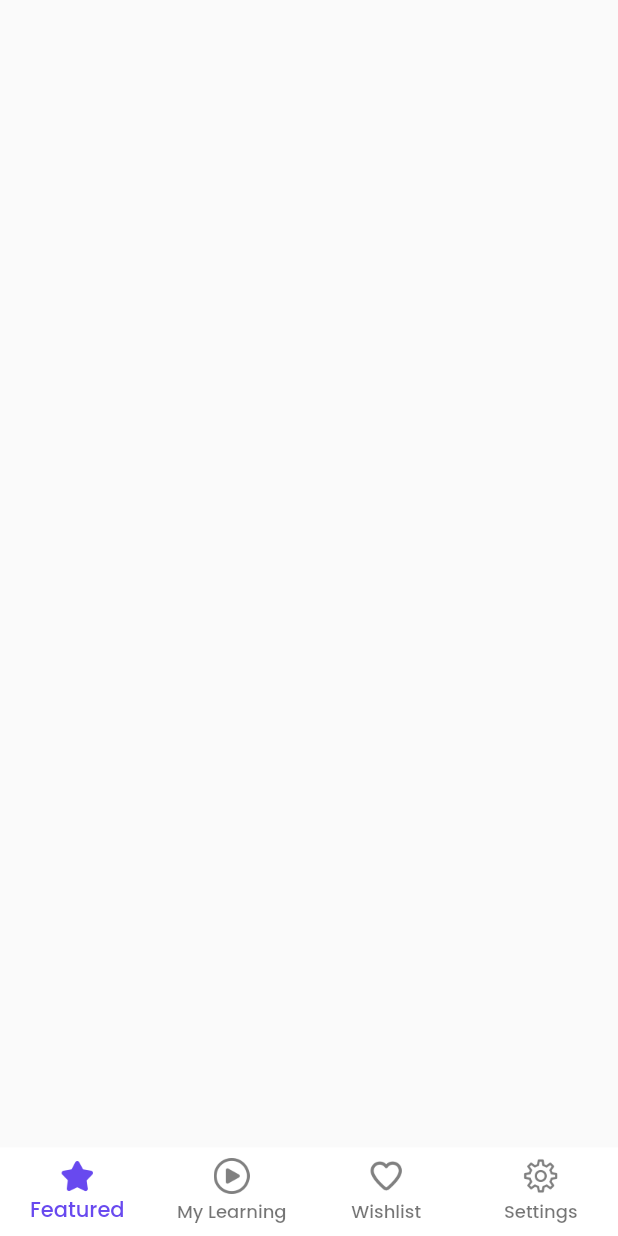
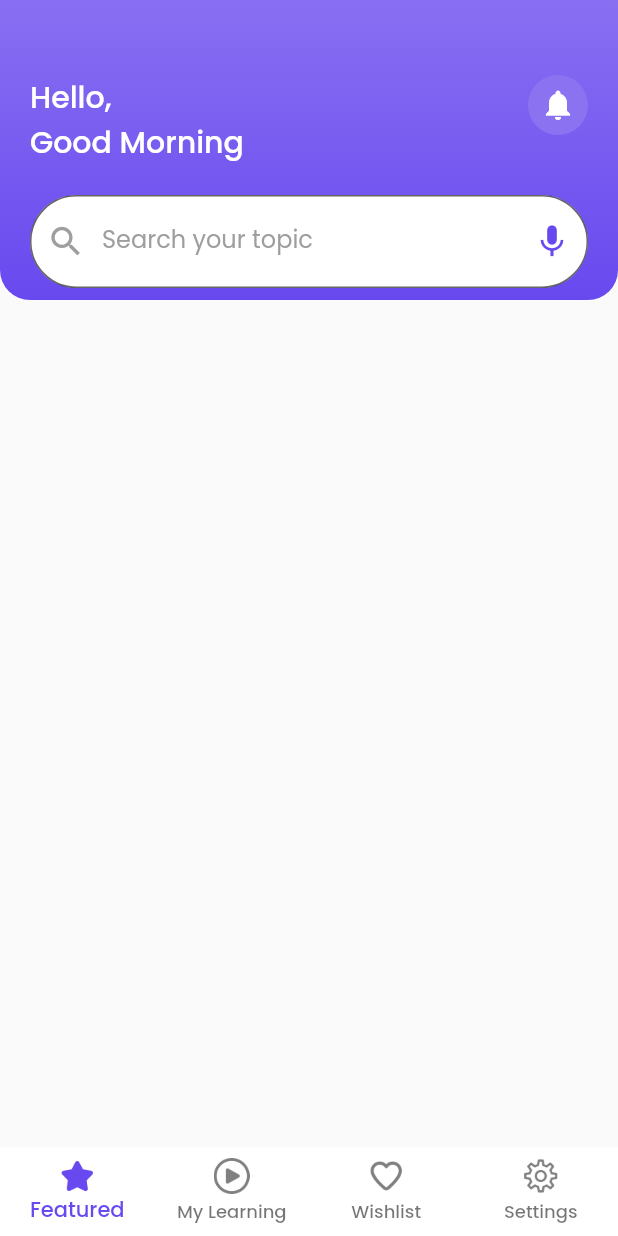
Before and after one commit to khuram2025/masterui, a Flutter app: the screen it shows after launch, on a phone screen of 412 x 824 dp. Run offline on Flutter 3.47's test engine with Material 2 defaults, Android fonts, the phone set to English and light mode, and no system bars.

Commit message:
navbar+ bottombar-done

```diff
--- a/lib/screens/featured_screen.dart
+++ b/lib/screens/featured_screen.dart
@@ -1,4 +1,8 @@
 import 'package:flutter/material.dart';
+import 'package:flutter/services.dart';
+
+import '../widgets/circle_button.dart';
+import '../widgets/search_testfield.dart';
 
 
 class FeaturedScreen extends StatefulWidget {
@@ -11,6 +15,57 @@ class FeaturedScreen extends StatefulWidget {
 class _FeaturedScreenState extends State<FeaturedScreen> {
   @override
   Widget build(BuildContext context) {
-    return Scaffold();
+    return AnnotatedRegion<SystemUiOverlayStyle>(
+        child: Scaffold(
+          body: Column(
+            children: const [
+              AppBar()
+            ],
+          ),
+        ),
+        value: SystemUiOverlayStyle.light);
   }
 }
+
+
+class AppBar extends StatelessWidget {
+  const AppBar({Key? key}) : super(key: key);
+
+  @override
+  Widget build(BuildContext context) {
+    return Container(
+      height: 200,
+      width: double.infinity,
+
+      padding: EdgeInsets.only(top: 50, left: 20, right: 20),
+      decoration: const BoxDecoration(
+        borderRadius: const BorderRadius.only(
+          bottomLeft: Radius.circular(20),
+          bottomRight: Radius.circular(20)
+        ),
+        gradient: LinearGradient(colors: [
+          Color(0xff886ff2),
+          Color(0xff6849ef),
+        ],
+        begin: Alignment.topLeft,
+        end: Alignment.bottomLeft),
+
+      ),
+      child: Column(
+        children: [
+          Row(
+            mainAxisAlignment: MainAxisAlignment.spaceBetween,
+            crossAxisAlignment: CrossAxisAlignment.start,
+            children: [
+              Text("Hello, \nGood Morning", style: Theme.of(context).textTheme.titleLarge,),
+              CircleButton(icon:Icons.notifications, onPressed:(){})
+            ],
+          ),
+          SizedBox(height: 20,),
+          SearchTextField(),
+
+        ],
+      ),
+    );
+  }
+}
--- a/lib/widgets/circle_button.dart
+++ b/lib/widgets/circle_button.dart
@@ -0,0 +1,29 @@
+import 'package:flutter/material.dart';
+import 'package:masterui/constants/color.dart';
+
+
+class CircleButton extends StatelessWidget {
+
+  final IconData icon;
+  final VoidCallback onPressed;
+
+  const CircleButton({Key? key, required this.icon, required this.onPressed}) : super(key: key);
+
+
+  @override
+  Widget build(BuildContext context) {
+    return Container(
+      height: 40,
+      width: 40,
+      decoration: BoxDecoration(
+        shape: BoxShape.circle,
+        color: kPrimaryLight,
+      ) ,
+      child: Icon(
+        icon,
+        color: Colors.white,
+      ),
+
+    );
+  }
+}
--- a/lib/widgets/search_testfield.dart
+++ b/lib/widgets/search_testfield.dart
@@ -0,0 +1,24 @@
+import 'package:flutter/material.dart';
+import 'package:masterui/constants/color.dart';
+
+class SearchTextField extends StatelessWidget {
+  const SearchTextField({Key? key}) : super(key: key);
+
+  @override
+  Widget build(BuildContext context) {
+    return TextFormField(
+      decoration: InputDecoration(
+        prefixIcon: Icon(Icons.search, color: Colors.grey,size: 26,),
+        suffixIcon: Icon(Icons.mic, color: kPrimaryColor,size: 26,),
+        floatingLabelBehavior: FloatingLabelBehavior.never,
+        labelText: "Search your topic",
+        labelStyle: TextStyle(color: Colors.grey),
+        filled: true,
+        fillColor: Colors.white,
+        border: OutlineInputBorder(
+          borderRadius: BorderRadius.circular(40)
+        )
+      ),
+    );
+  }
+}
```
